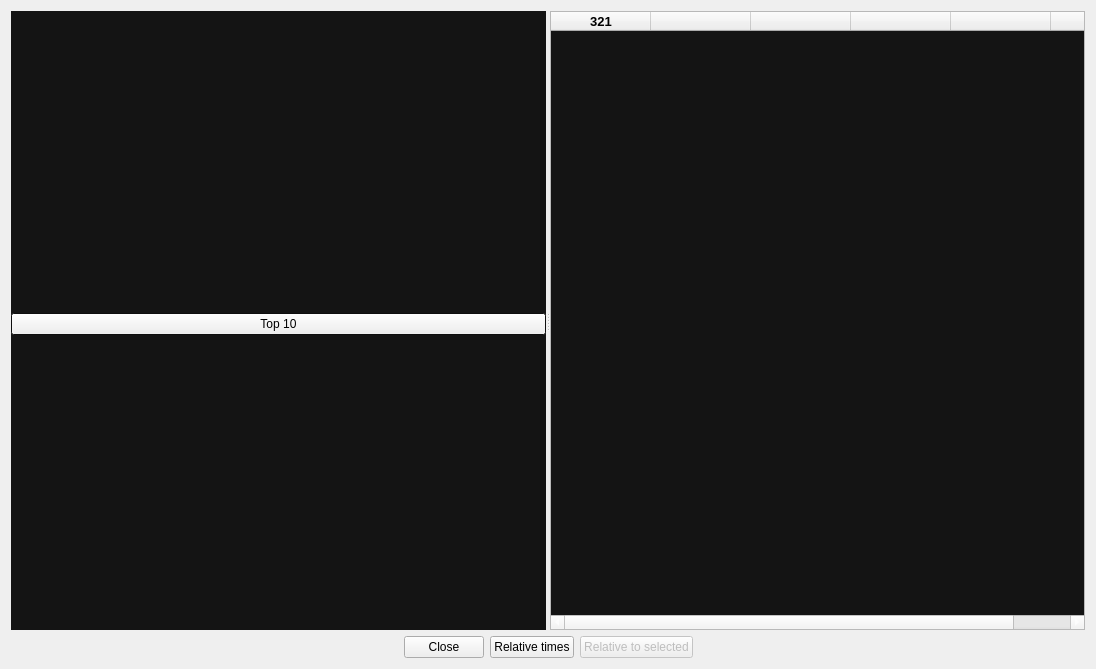
The window that ui/sessiontimeswidget.ui (gronberg/f1lt) describes before a commit, drawn with Qt 5.
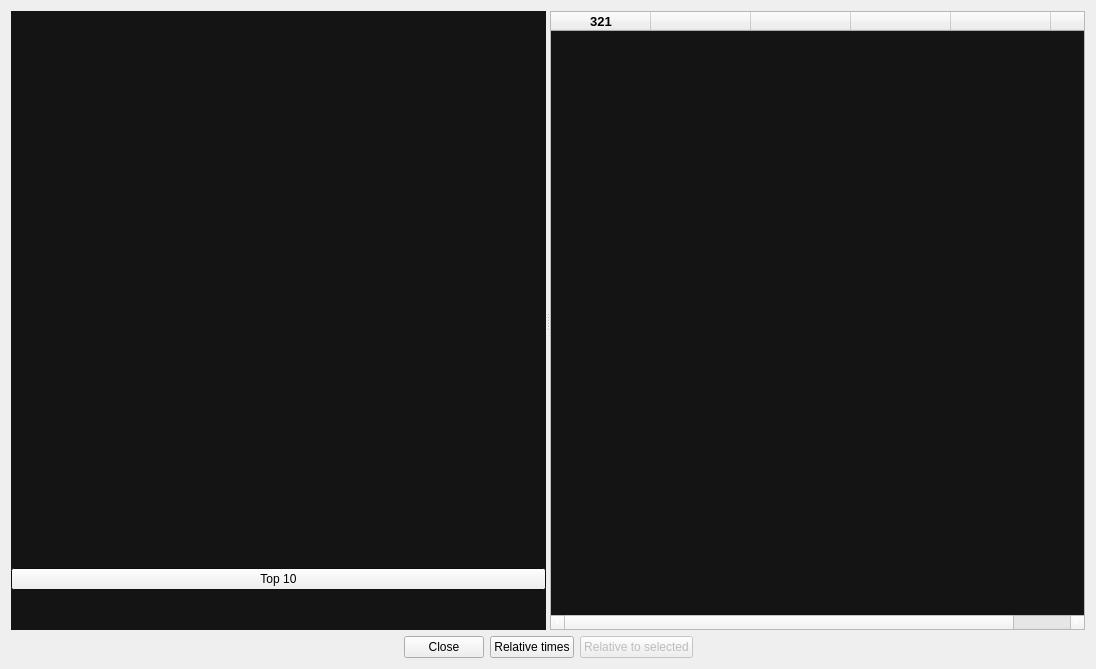
The same window after the commit. Icons and pictures are not drawn.

```diff
--- a/ui/sessiontimeswidget.ui
+++ b/ui/sessiontimeswidget.ui
@@ -91,7 +91,7 @@
       <property name="autoFillBackground">
        <bool>true</bool>
       </property>
-      <layout class="QVBoxLayout" name="verticalLayout">
+      <layout class="QVBoxLayout" name="verticalLayout" stretch="1,0,0">
        <item>
         <widget class="QListWidget" name="driversListWidget">
          <property name="palette">
```
